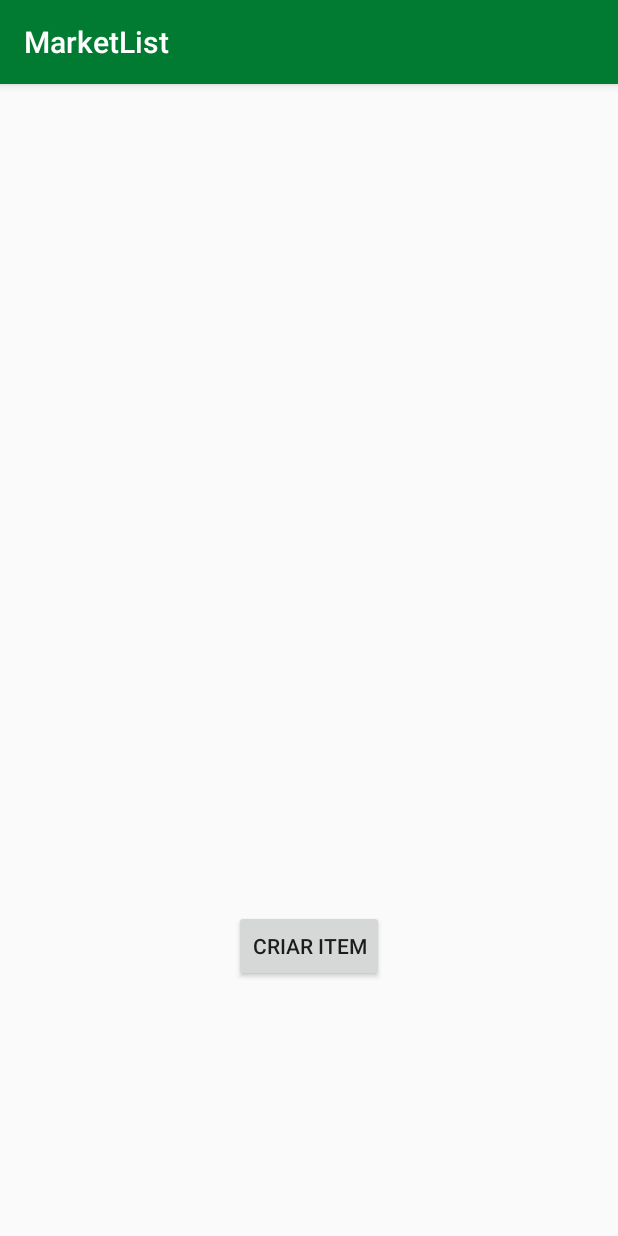
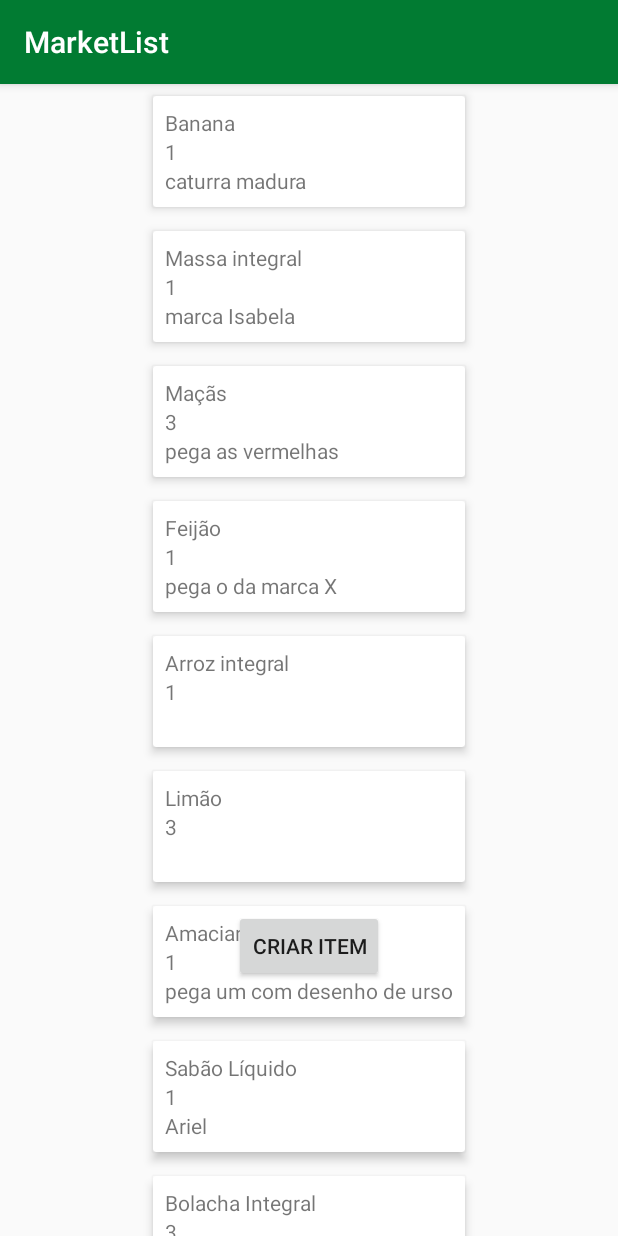
Before and after one commit to rbkrebs/MarketList, an Android app: the ListaSugerida screen opened directly, with no data from a screen before it, on a phone screen of 412 x 824 dp. Run offline under Robolectric (Android 15) with nearby library versions, the phone set to English and light mode, and no system bars.

Commit message:
converte getQuantidade para string lista_mercado

```diff
--- a/src/main/java/com/example/marketlist/Adapter.java
+++ b/src/main/java/com/example/marketlist/Adapter.java
@@ -9,8 +9,6 @@ import androidx.annotation.NonNull;
 import androidx.recyclerview.widget.RecyclerView;
 
 import com.example.marketlist.model.ListaProvisoria;
-
-import org.w3c.dom.Text;
 
 import java.util.ArrayList;
 import java.util.List;
@@ -37,8 +35,9 @@ public class Adapter extends RecyclerView.Adapter<Adapter.ViewHolder> {
     public void onBindViewHolder(@NonNull Adapter.ViewHolder viewHolder, int position) {
 
         ListaProvisoria listaProvisoria = listaItens.get(position);
+        System.out.println(listaProvisoria.getNomeProduto());
         viewHolder.nomeProduto.setText(listaProvisoria.getNomeProduto());
-        viewHolder.quantidade.setText(listaProvisoria.getQuantidade());
+        viewHolder.quantidade.setText(String.valueOf(listaProvisoria.getQuantidade()));
         viewHolder.observacao.setText(listaProvisoria.getObservacoes());
 
 
--- a/src/main/java/com/example/marketlist/ListaSugerida.java
+++ b/src/main/java/com/example/marketlist/ListaSugerida.java
@@ -1,6 +1,8 @@
 package com.example.marketlist;
 
 import androidx.appcompat.app.AppCompatActivity;
+import androidx.recyclerview.widget.LinearLayoutManager;
+import androidx.recyclerview.widget.RecyclerView;
 
 import android.content.Intent;
 import android.os.Bundle;
@@ -11,14 +13,16 @@ import android.widget.ListView;
 
 import com.example.marketlist.model.ListaProvisoria;
 
+import java.util.List;
+
 public class ListaSugerida extends AppCompatActivity {
 
     /*Essa classe deve ter outra lista mais completa, mas utilizei a mesma por praticidade.
     * Então será igual a classe listaMercado*/
 
-    private ListView listaMercado;
+    private RecyclerView listaMercado;
     private Button adicionaItem;
-    ListaProvisoria[] listaProvisorias = ListaProvisoria.lista;
+
 
     @Override
     protected void onCreate(Bundle savedInstanceState) {
@@ -28,10 +32,11 @@ public class ListaSugerida extends AppCompatActivity {
 
         listaMercado = findViewById(R.id.lista_sugerida);
 
-        ArrayAdapter<ListaProvisoria> listaAdapter = new ArrayAdapter(this,
-                android.R.layout.simple_list_item_1,
-                listaProvisorias);
-        listaMercado.setAdapter(listaAdapter);
+        Adapter adapter = new Adapter(ListaProvisoria.criaLista());
+        listaMercado.setAdapter(adapter);
+        listaMercado.setHasFixedSize(true);
+        RecyclerView.LayoutManager layoutManager = new LinearLayoutManager(getApplicationContext());
+        listaMercado.setLayoutManager(layoutManager);
 
 
         adicionaItem = findViewById(R.id.cria_item);
--- a/src/main/java/com/example/marketlist/model/ListaProvisoria.java
+++ b/src/main/java/com/example/marketlist/model/ListaProvisoria.java
@@ -56,6 +56,24 @@ public class ListaProvisoria {
         lista.add(new ListaProvisoria(
                 3, "Maçãs","pega as vermelhas"
         ));
+        lista.add(new ListaProvisoria(
+                1, "Feijão","pega o da marca X"
+        ));
+        lista.add(new ListaProvisoria(
+                1, "Arroz integral",""
+        ));
+        lista.add(new ListaProvisoria(
+                3, "Limão",""
+        ));
+        lista.add(new ListaProvisoria(
+                1, "Amaciante","pega um com desenho de urso"
+        ));
+        lista.add(new ListaProvisoria(
+                1, "Sabão Líquido","Ariel"
+        ));
+        lista.add(new ListaProvisoria(
+                3, "Bolacha Integral","olha o primeiro ingradiente"
+        ));
 
         return lista;
     };
--- a/src/main/res/layout/activity_lista_sugerida.xml
+++ b/src/main/res/layout/activity_lista_sugerida.xml
@@ -6,7 +6,7 @@
     android:layout_height="match_parent"
     tools:context=".ListaSugerida">
 
-    <ListView
+    <androidx.recyclerview.widget.RecyclerView
         android:id="@+id/lista_sugerida"
         android:layout_width="wrap_content"
         android:layout_height="wrap_content"
--- a/src/main/res/layout/adapter_card.xml
+++ b/src/main/res/layout/adapter_card.xml
@@ -1,8 +1,9 @@
 <?xml version="1.0" encoding="utf-8"?>
-<androidx.cardview.widget.CardView xmlns:android="http://schemas.android.com/apk/res/android"
+<androidx.cardview.widget.CardView
+    xmlns:android="http://schemas.android.com/apk/res/android"
+    xmlns:app="http://schemas.android.com/apk/res-auto"
     android:layout_width="match_parent"
     android:layout_height="wrap_content"
-    xmlns:app="http://schemas.android.com/apk/res-auto"
     android:layout_margin="8dp"
     app:cardElevation="4dp">
     <LinearLayout
@@ -21,17 +22,17 @@
             android:id="@+id/nome_produto"
             android:layout_width="match_parent"
             android:layout_height="wrap_content"
-            android:text="Nome do Produto"/>
+           />
         <TextView
             android:id="@+id/quantidade"
             android:layout_width="match_parent"
             android:layout_height="wrap_content"
-            android:text="Quantidade"/>
+           />
         <TextView
             android:id="@+id/observacao"
             android:layout_width="match_parent"
             android:layout_height="wrap_content"
-            android:text="Observações"/>
+           />
     </LinearLayout>
 
 
```
Also changed, not shown: src/main/res/drawable/add_shopping_cart-black-18dp.svg (deleted), src/main/res/drawable/analytics-24px.svg (deleted), src/main/res/drawable/fact_check-24px.svg (deleted), src/main/res/drawable/info-24px.svg (deleted), src/main/res/drawable/qr_code_2-24px.svg (deleted).
